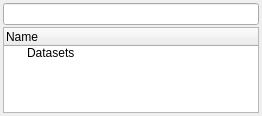
Qt form Code/Common/Gui/mvdDatabaseBrowserWidget.ui (orfeotoolbox/OTB) before a commit.
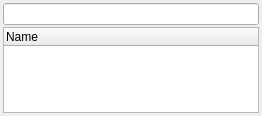
The same form after that commit. Custom widgets are drawn as their Qt base class.

Commit message: ENH: Removed obsolete code (harcoded dataset root item).

Diff of the .ui file:
```diff
--- a/Code/Common/Gui/mvdDatabaseBrowserWidget.ui
+++ b/Code/Common/Gui/mvdDatabaseBrowserWidget.ui
@@ -49,14 +49,6 @@
        <string>Name</string>
       </property>
      </column>
-     <item>
-      <property name="text">
-       <string>Datasets</string>
-      </property>
-      <property name="flags">
-       <set>ItemIsEnabled</set>
-      </property>
-     </item>
     </widget>
    </item>
   </layout>
```
The commit also changes 1 other file.
